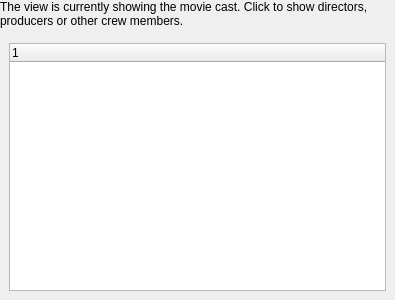
Qt form src/movida/ui/crewpage.ui (hippydream/movida) before a commit.
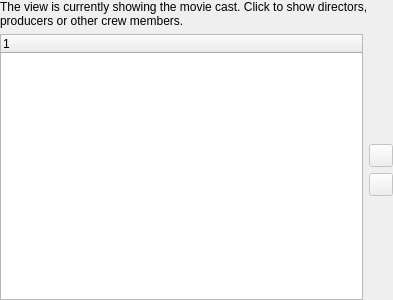
The same form after that commit. The open tabs and pages were chosen to show the change. Custom widgets are drawn as their Qt base class.

Diff of the .ui file:
```diff
--- a/src/movida/ui/crewpage.ui
+++ b/src/movida/ui/crewpage.ui
@@ -5,27 +5,18 @@
    <rect>
     <x>0</x>
     <y>0</y>
-    <width>395</width>
+    <width>393</width>
     <height>300</height>
    </rect>
   </property>
   <property name="windowTitle" >
    <string>Form</string>
   </property>
-  <layout class="QGridLayout" >
-   <property name="leftMargin" >
+  <layout class="QGridLayout" name="gridLayout" >
+   <property name="margin" >
     <number>0</number>
    </property>
-   <property name="topMargin" >
-    <number>0</number>
-   </property>
-   <property name="rightMargin" >
-    <number>0</number>
-   </property>
-   <property name="bottomMargin" >
-    <number>0</number>
-   </property>
-   <item row="0" column="0" >
+   <item row="0" column="0" colspan="2" >
     <widget class="QLabel" name="toggleLabel" >
      <property name="contextMenuPolicy" >
       <enum>Qt::NoContextMenu</enum>
@@ -41,7 +32,7 @@
      </property>
     </widget>
    </item>
-   <item row="1" column="0" >
+   <item rowspan="4" row="1" column="0" >
     <widget class="QStackedWidget" name="stack" >
      <property name="currentIndex" >
       <number>0</number>
@@ -86,7 +77,18 @@
       </layout>
      </widget>
      <widget class="QWidget" name="page_4" >
+      <property name="geometry" >
+       <rect>
+        <x>0</x>
+        <y>0</y>
+        <width>364</width>
+        <height>258</height>
+       </rect>
+      </property>
       <layout class="QGridLayout" >
+       <property name="margin" >
+        <number>0</number>
+       </property>
        <item row="0" column="0" >
         <widget class="MvdSDTreeWidget" name="crew" >
          <column>
@@ -100,6 +102,58 @@
      </widget>
     </widget>
    </item>
+   <item row="1" column="1" >
+    <spacer name="verticalSpacer_2" >
+     <property name="orientation" >
+      <enum>Qt::Vertical</enum>
+     </property>
+     <property name="sizeHint" stdset="0" >
+      <size>
+       <width>20</width>
+       <height>95</height>
+      </size>
+     </property>
+    </spacer>
+   </item>
+   <item row="2" column="1" >
+    <widget class="QToolButton" name="moveUpBtn" >
+     <property name="enabled" >
+      <bool>false</bool>
+     </property>
+     <property name="toolTip" >
+      <string>Move the selected item up.</string>
+     </property>
+     <property name="text" >
+      <string/>
+     </property>
+    </widget>
+   </item>
+   <item row="3" column="1" >
+    <widget class="QToolButton" name="moveDownBtn" >
+     <property name="enabled" >
+      <bool>false</bool>
+     </property>
+     <property name="toolTip" >
+      <string>Move the selected item down.</string>
+     </property>
+     <property name="text" >
+      <string/>
+     </property>
+    </widget>
+   </item>
+   <item row="4" column="1" >
+    <spacer name="verticalSpacer" >
+     <property name="orientation" >
+      <enum>Qt::Vertical</enum>
+     </property>
+     <property name="sizeHint" stdset="0" >
+      <size>
+       <width>20</width>
+       <height>95</height>
+      </size>
+     </property>
+    </spacer>
+   </item>
   </layout>
  </widget>
  <customwidgets>
```
Left out of the diff: 35 changed lines with no effect on the pictures.
